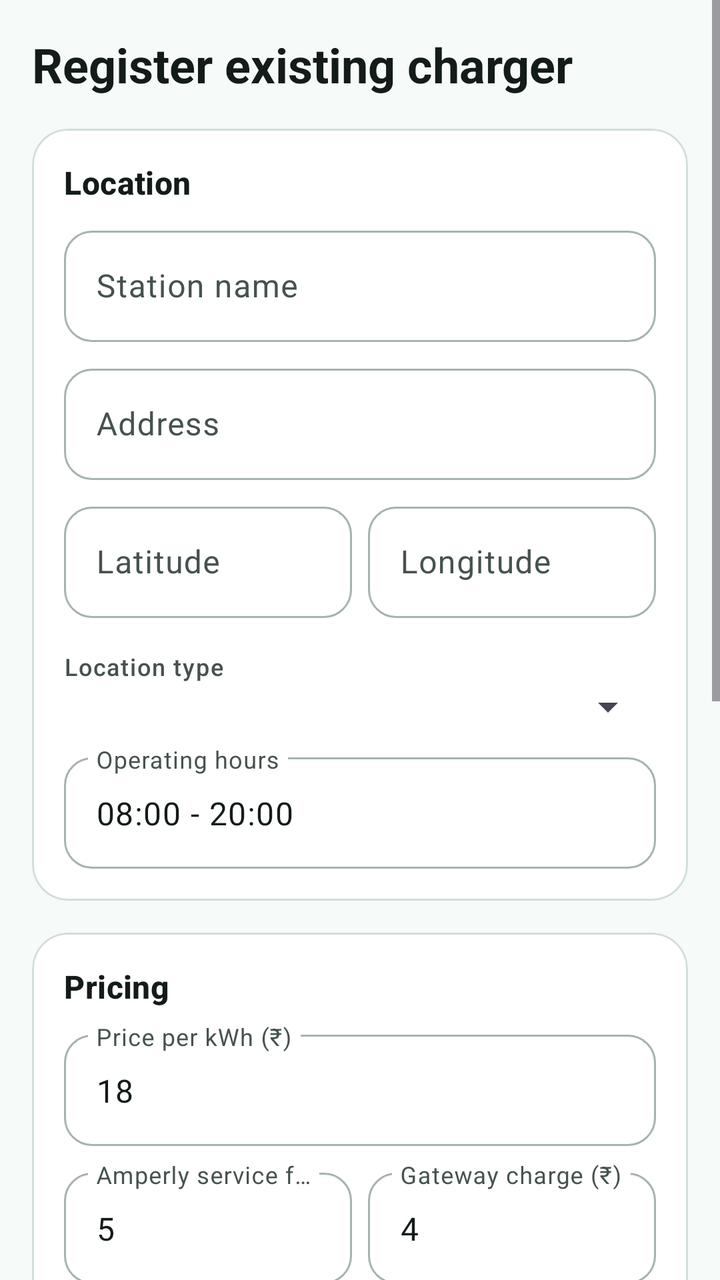
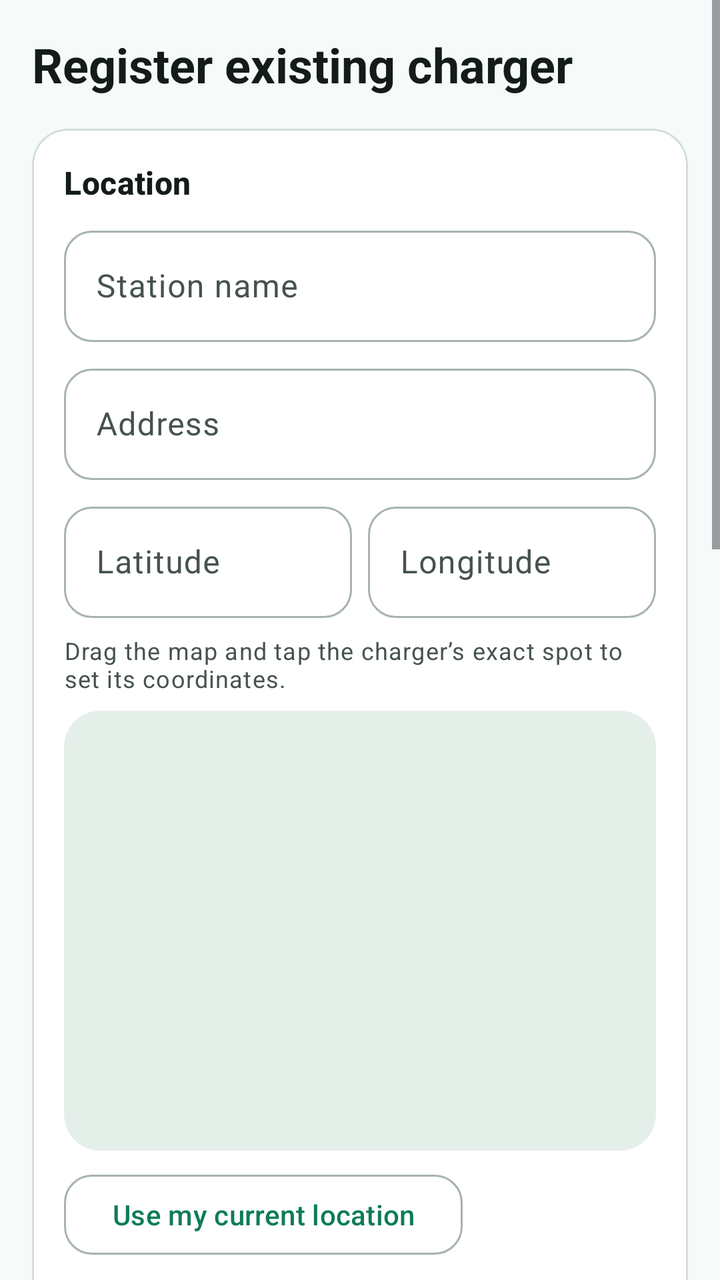

An Android layout rendered at two revisions. The XML below is the earlier revision; the diff shows what the commit changed to produce the second picture.
<!-- AndroidManifest.xml: application theme Theme.Amperly -->
<!-- res/layout/fragment_register_station.xml -->
<?xml version="1.0" encoding="utf-8"?>
<ScrollView xmlns:android="http://schemas.android.com/apk/res/android"
    xmlns:app="http://schemas.android.com/apk/res-auto"
    android:layout_width="match_parent"
    android:layout_height="match_parent"
    android:fillViewport="true">

    <LinearLayout
        android:layout_width="match_parent"
        android:layout_height="wrap_content"
        android:orientation="vertical"
        android:padding="@dimen/amp_screen_padding"
        android:paddingBottom="@dimen/amp_space_xl">

        <TextView
            android:layout_width="match_parent"
            android:layout_height="wrap_content"
            android:text="@string/host_register_title"
            android:textAppearance="@style/TextAppearance.Amperly.ScreenTitle" />

        
        <com.google.android.material.card.MaterialCardView
            style="@style/Widget.Amperly.Card"
            android:layout_width="match_parent"
            android:layout_height="wrap_content"
            android:layout_marginTop="@dimen/amp_space_m">

            <LinearLayout
                android:layout_width="match_parent"
                android:layout_height="wrap_content"
                android:orientation="vertical"
                android:padding="@dimen/amp_space_m">

                <TextView
                    android:layout_width="match_parent"
                    android:layout_height="wrap_content"
                    android:text="@string/host_section_location"
                    android:textAppearance="@style/TextAppearance.Amperly.SectionTitle" />

                <com.google.android.material.textfield.TextInputLayout
                    style="@style/Widget.Amperly.TextInput"
                    android:layout_width="match_parent"
                    android:layout_height="wrap_content"
                    android:layout_marginTop="@dimen/amp_space_s"
                    android:hint="@string/host_station_name">

                    <com.google.android.material.textfield.TextInputEditText
                        android:id="@+id/stationNameEdit"
                        android:layout_width="match_parent"
                        android:layout_height="wrap_content" />
                </com.google.android.material.textfield.TextInputLayout>

                <com.google.android.material.textfield.TextInputLayout
                    style="@style/Widget.Amperly.TextInput"
                    android:layout_width="match_parent"
                    android:layout_height="wrap_content"
                    android:layout_marginTop="@dimen/amp_space_s"
                    android:hint="@string/host_address">

                    <com.google.android.material.textfield.TextInputEditText
                        android:id="@+id/addressEdit"
                        android:layout_width="match_parent"
                        android:layout_height="wrap_content" />
                </com.google.android.material.textfield.TextInputLayout>

                <LinearLayout
                    android:layout_width="match_parent"
                    android:layout_height="wrap_content"
                    android:layout_marginTop="@dimen/amp_space_s"
                    android:baselineAligned="false"
                    android:orientation="horizontal">

                    <com.google.android.material.textfield.TextInputLayout
                        style="@style/Widget.Amperly.TextInput"
                        android:layout_width="0dp"
                        android:layout_height="wrap_content"
                        android:layout_weight="1"
                        android:hint="@string/host_latitude">

                        <com.google.android.material.textfield.TextInputEditText
                            android:id="@+id/latitudeEdit"
                            android:layout_width="match_parent"
                            android:layout_height="wrap_content"
                            android:inputType="numberDecimal" />
                    </com.google.android.material.textfield.TextInputLayout>

                    <com.google.android.material.textfield.TextInputLayout
                        style="@style/Widget.Amperly.TextInput"
                        android:layout_width="0dp"
                        android:layout_height="wrap_content"
                        android:layout_marginStart="@dimen/amp_space_s"
                        android:layout_weight="1"
                        android:hint="@string/host_longitude">

                        <com.google.android.material.textfield.TextInputEditText
                            android:id="@+id/longitudeEdit"
                            android:layout_width="match_parent"
                            android:layout_height="wrap_content"
                            android:inputType="numberDecimal" />
                    </com.google.android.material.textfield.TextInputLayout>
                </LinearLayout>

                <TextView
                    android:layout_width="wrap_content"
                    android:layout_height="wrap_content"
                    android:layout_marginTop="@dimen/amp_space_m"
                    android:text="@string/host_location_type"
                    android:textAppearance="@style/TextAppearance.Amperly.Label" />

                <Spinner
                    android:id="@+id/locationTypeSpinner"
                    android:layout_width="match_parent"
                    android:layout_height="wrap_content" />

                <com.google.android.material.textfield.TextInputLayout
                    style="@style/Widget.Amperly.TextInput"
                    android:layout_width="match_parent"
                    android:layout_height="wrap_content"
                    android:layout_marginTop="@dimen/amp_space_s"
                    android:hint="@string/host_operating_hours">

                    <com.google.android.material.textfield.TextInputEditText
                        android:id="@+id/hoursEdit"
                        android:layout_width="match_parent"
                        android:layout_height="wrap_content"
                        android:text="08:00 - 20:00" />
                </com.google.android.material.textfield.TextInputLayout>
            </LinearLayout>
        </com.google.android.material.card.MaterialCardView>

        
        <com.google.android.material.card.MaterialCardView
            style="@style/Widget.Amperly.Card"
            android:layout_width="match_parent"
            android:layout_height="wrap_content"
            android:layout_marginTop="@dimen/amp_space_m">

            <LinearLayout
                android:layout_width="match_parent"
                android:layout_height="wrap_content"
                android:orientation="vertical"
                android:padding="@dimen/amp_space_m">

                <TextView
                    android:layout_width="match_parent"
                    android:layout_height="wrap_content"
                    android:text="@string/host_section_pricing"
                    android:textAppearance="@style/TextAppearance.Amperly.SectionTitle" />

                <com.google.android.material.textfield.TextInputLayout
                    style="@style/Widget.Amperly.TextInput"
                    android:layout_width="match_parent"
                    android:layout_height="wrap_content"
                    android:layout_marginTop="@dimen/amp_space_s"
                    android:hint="@string/host_price">

                    <com.google.android.material.textfield.TextInputEditText
                        android:id="@+id/priceEdit"
                        android:layout_width="match_parent"
                        android:layout_height="wrap_content"
                        android:inputType="numberDecimal"
                        android:text="18" />
                </com.google.android.material.textfield.TextInputLayout>

                <LinearLayout
                    android:layout_width="match_parent"
                    android:layout_height="wrap_content"
                    android:layout_marginTop="@dimen/amp_space_s"
                    android:baselineAligned="false"
                    android:orientation="horizontal">

                    <com.google.android.material.textfield.TextInputLayout
                        style="@style/Widget.Amperly.TextInput"
                        android:layout_width="0dp"
                        android:layout_height="wrap_content"
                        android:layout_weight="1"
                        android:hint="@string/host_service_fee">

                        <com.google.android.material.textfield.TextInputEditText
                            android:id="@+id/serviceFeeEdit"
                            android:layout_width="match_parent"
                            android:layout_height="wrap_content"
                            android:inputType="numberDecimal"
                            android:text="5" />
                    </com.google.android.material.textfield.TextInputLayout>

                    <com.google.android.material.textfield.TextInputLayout
                        style="@style/Widget.Amperly.TextInput"
                        android:layout_width="0dp"
                        android:layout_height="wrap_content"
                        android:layout_marginStart="@dimen/amp_space_s"
                        android:layout_weight="1"
                        android:hint="@string/host_gateway_fee">

                        <com.google.android.material.textfield.TextInputEditText
                            android:id="@+id/gatewayFeeEdit"
                            android:layout_width="match_parent"
                            android:layout_height="wrap_content"
                            android:inputType="numberDecimal"
                            android:text="4" />
                    </com.google.android.material.textfield.TextInputLayout>
                </LinearLayout>

                <TextView
                    android:layout_width="wrap_content"
                    android:layout_height="wrap_content"
                    android:layout_marginTop="@dimen/amp_space_m"
                    android:text="@string/host_meter_level"
                    android:textAppearance="@style/TextAppearance.Amperly.Label" />

                <Spinner
                    android:id="@+id/meterLevelSpinner"
                    android:layout_width="match_parent"
                    android:layout_height="wrap_content" />

                <com.google.android.material.textfield.TextInputLayout
                    style="@style/Widget.Amperly.TextInput"
                    android:layout_width="match_parent"
                    android:layout_height="wrap_content"
                    android:layout_marginTop="@dimen/amp_space_s"
                    android:hint="@string/host_access_rules">

                    <com.google.android.material.textfield.TextInputEditText
                        android:id="@+id/accessRulesEdit"
                        android:layout_width="match_parent"
                        android:layout_height="wrap_content"
                        android:minLines="2" />
                </com.google.android.material.textfield.TextInputLayout>
            </LinearLayout>
        </com.google.android.material.card.MaterialCardView>

        
        <com.google.android.material.card.MaterialCardView
            style="@style/Widget.Amperly.Card"
            android:layout_width="match_parent"
            android:layout_height="wrap_content"
            android:layout_marginTop="@dimen/amp_space_m">

            <LinearLayout
                android:layout_width="match_parent"
                android:layout_height="wrap_content"
                android:orientation="vertical"
                android:padding="@dimen/amp_space_m">

                <TextView
                    android:layout_width="match_parent"
                    android:layout_height="wrap_content"
                    android:text="@string/host_section_first_port"
                    android:textAppearance="@style/TextAppearance.Amperly.SectionTitle" />

                <LinearLayout
                    android:layout_width="match_parent"
                    android:layout_height="wrap_content"
                    android:layout_marginTop="@dimen/amp_space_s"
                    android:baselineAligned="false"
                    android:orientation="horizontal">

                    <com.google.android.material.textfield.TextInputLayout
                        style="@style/Widget.Amperly.TextInput"
                        android:layout_width="0dp"
                        android:layout_height="wrap_content"
                        android:layout_weight="1"
                        android:hint="@string/host_port_count">

                        <com.google.android.material.textfield.TextInputEditText
                            android:id="@+id/portCountEdit"
                            android:layout_width="match_parent"
                            android:layout_height="wrap_content"
                            android:inputType="number"
                            android:text="2" />
                    </com.google.android.material.textfield.TextInputLayout>

                    <com.google.android.material.textfield.TextInputLayout
                        style="@style/Widget.Amperly.TextInput"
                        android:layout_width="0dp"
                        android:layout_height="wrap_content"
                        android:layout_marginStart="@dimen/amp_space_s"
                        android:layout_weight="1"
                        android:hint="@string/host_port_power">

                        <com.google.android.material.textfield.TextInputEditText
                            android:id="@+id/portPowerEdit"
                            android:layout_width="match_parent"
                            android:layout_height="wrap_content"
                            android:inputType="numberDecimal"
                            android:text="7.2" />
                    </com.google.android.material.textfield.TextInputLayout>
                </LinearLayout>

                <TextView
                    android:layout_width="wrap_content"
                    android:layout_height="wrap_content"
                    android:layout_marginTop="@dimen/amp_space_m"
                    android:text="@string/vehicle_connector"
                    android:textAppearance="@style/TextAppearance.Amperly.Label" />

                <Spinner
                    android:id="@+id/portConnectorSpinner"
                    android:layout_width="match_parent"
                    android:layout_height="wrap_content" />

                <com.google.android.material.checkbox.MaterialCheckBox
                    android:id="@+id/portDcCheck"
                    android:layout_width="wrap_content"
                    android:layout_height="wrap_content"
                    android:layout_marginTop="@dimen/amp_space_s"
                    android:text="@string/host_port_dc" />
            </LinearLayout>
        </com.google.android.material.card.MaterialCardView>

        <TextView
            android:id="@+id/registerStatusText"
            android:layout_width="match_parent"
            android:layout_height="wrap_content"
            android:layout_marginTop="@dimen/amp_space_m"
            android:textAppearance="@style/TextAppearance.Amperly.Body" />

        <com.google.android.material.button.MaterialButton
            android:id="@+id/saveStationButton"
            style="@style/Widget.Amperly.Button"
            android:layout_width="match_parent"
            android:layout_height="wrap_content"
            android:layout_marginTop="@dimen/amp_space_m"
            android:text="@string/host_submit_station" />
    </LinearLayout>
</ScrollView>
<!-- resources referenced by this layout -->
<resources>
  <dimen name="amp_screen_padding">16dp</dimen>
  <dimen name="amp_space_m">16dp</dimen>
  <dimen name="amp_space_s">8dp</dimen>
  <dimen name="amp_space_xl">32dp</dimen>
  <string name="host_access_rules">Access rules</string>
  <string name="host_address">Address</string>
  <string name="host_gateway_fee">Gateway charge (₹)</string>
  <string name="host_latitude">Latitude</string>
  <string name="host_location_type">Location type</string>
  <string name="host_longitude">Longitude</string>
  <string name="host_meter_level">Meter verification level</string>
  <string name="host_operating_hours">Operating hours</string>
  <string name="host_port_count">Number of ports</string>
  <string name="host_port_dc">DC fast charger</string>
  <string name="host_port_power">Port power (kW)</string>
  <string name="host_price">Price per kWh (₹)</string>
  <string name="host_register_title">Register existing charger</string>
  <string name="host_section_first_port">Port setup</string>
  <string name="host_section_location">Location</string>
  <string name="host_section_pricing">Pricing</string>
  <string name="host_service_fee">Amperly service fee (₹)</string>
  <string name="host_station_name">Station name</string>
  <string name="host_submit_station">Submit station</string>
  <string name="vehicle_connector">Connector type</string>
  <style name="Theme.Amperly" parent="Base.Theme.Amperly" />
  <dimen name="amp_touch_target">48dp</dimen>
  <dimen name="amp_card_radius">18dp</dimen>
  <dimen name="amp_card_elevation">0dp</dimen>
  <color name="amp_primary">#0E7C56</color>
  <color name="white">#FFFFFFFF</color>
  <color name="amp_primary_container">#C6F0DC</color>
  <color name="amp_on_primary_container">#04301F</color>
  <color name="amp_primary_light">#3FA37C</color>
  <color name="amp_secondary">#1B6FE3</color>
  <color name="amp_secondary_container">#D8E6FF</color>
  <color name="amp_on_secondary_container">#04213F</color>
  <color name="amp_tertiary">#8A4E00</color>
  <color name="amp_tertiary_container">#FFE1BA</color>
  <color name="amp_on_tertiary_container">#2E1500</color>
  <color name="amp_error">#BA1A1A</color>
  <color name="amp_error_container">#FFDAD6</color>
  <color name="amp_on_error_container">#410E0B</color>
  <color name="amp_surface">#F6FAF8</color>
  <color name="amp_surface_container_lowest">#FFFFFF</color>
  <color name="amp_surface_container_low">#F1F7F4</color>
  <color name="amp_surface_container">#EBF3EF</color>
  <color name="amp_surface_container_high">#E5EFEA</color>
  <color name="amp_surface_container_highest">#DFEAE4</color>
  <color name="amp_surface_variant">#DCE5E0</color>
  <color name="amp_on_surface">#131C18</color>
  <color name="amp_on_surface_variant">#46534D</color>
  <color name="amp_outline">#A6B4AD</color>
  <color name="amp_outline_variant">#D2DED8</color>
  <!-- unchanged entries left out for length: 10 -->
</resources>

<!-- the commit's change to res/layout/fragment_register_station.xml (unified diff, before → after) -->
@@ -100,6 +100,34 @@
                     </com.google.android.material.textfield.TextInputLayout>
                 </LinearLayout>
 
+                
+                <TextView
+                    android:layout_width="match_parent"
+                    android:layout_height="wrap_content"
+                    android:layout_marginTop="@dimen/amp_space_s"
+                    android:text="@string/map_pick_hint"
+                    android:textAppearance="@style/TextAppearance.Amperly.BodySmall" />
+
+                <com.google.android.material.card.MaterialCardView
+                    style="@style/Widget.Amperly.Card.Map"
+                    android:layout_width="match_parent"
+                    android:layout_height="@dimen/amp_map_panel_height"
+                    android:layout_marginTop="@dimen/amp_space_s">
+
+                    <FrameLayout
+                        android:id="@+id/stationMapContainer"
+                        android:layout_width="match_parent"
+                        android:layout_height="match_parent" />
+                </com.google.android.material.card.MaterialCardView>
+
+                <com.google.android.material.button.MaterialButton
+                    android:id="@+id/useGpsButton"
+                    style="@style/Widget.Amperly.Button.Outlined"
+                    android:layout_width="wrap_content"
+                    android:layout_height="wrap_content"
+                    android:layout_marginTop="@dimen/amp_space_s"
+                    android:text="@string/map_pick_use_gps" />
+
                 <TextView
                     android:layout_width="wrap_content"
                     android:layout_height="wrap_content"
<!-- resource entries referenced after the edit -->
@@ -1,5 +1,6 @@
 <!-- resources referenced by this layout -->
 <resources>
+  <dimen name="amp_map_panel_height">220dp</dimen>
   <dimen name="amp_screen_padding">16dp</dimen>
   <dimen name="amp_space_m">16dp</dimen>
   <dimen name="amp_space_s">8dp</dimen>
@@ -23,11 +24,29 @@
   <string name="host_service_fee">Amperly service fee (₹)</string>
   <string name="host_station_name">Station name</string>
   <string name="host_submit_station">Submit station</string>
+  <string name="map_pick_hint">Drag the map and tap the charger’s exact spot to set its coordinates.</string>
+  <string name="map_pick_use_gps">Use my current location</string>
   <string name="vehicle_connector">Connector type</string>
+  <style name="TextAppearance.Amperly.BodySmall" parent="TextAppearance.Material3.BodySmall">
+          <item name="android:textColor">?attr/colorOnSurfaceVariant</item>
+      </style>
+  <style name="Widget.Amperly.Button.Outlined" parent="Widget.Material3.Button.OutlinedButton">
+          <item name="android:minHeight">@dimen/amp_touch_target</item>
+          <item name="cornerRadius">14dp</item>
+          <item name="android:textAllCaps">false</item>
+      </style>
+  <style name="Widget.Amperly.Card.Map" parent="Widget.Amperly.Card.Filled">
+          <item name="cardBackgroundColor">?attr/colorSurfaceContainerHigh</item>
+      </style>
   <style name="Theme.Amperly" parent="Base.Theme.Amperly" />
   <dimen name="amp_touch_target">48dp</dimen>
   <dimen name="amp_card_radius">18dp</dimen>
   <dimen name="amp_card_elevation">0dp</dimen>
+  <style name="Widget.Amperly.Card.Filled" parent="Widget.Material3.CardView.Filled">
+          <item name="cardCornerRadius">@dimen/amp_card_radius</item>
+          <item name="cardElevation">0dp</item>
+          <item name="cardBackgroundColor">?attr/colorSurfaceContainer</item>
+      </style>
   <color name="amp_primary">#0E7C56</color>
   <color name="white">#FFFFFFFF</color>
   <color name="amp_primary_container">#C6F0DC</color>
